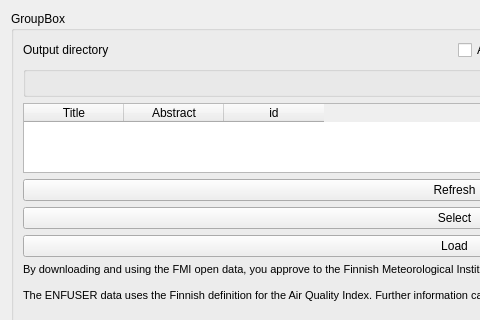
This is FMI2QGIS/resources/ui/main_dialog.ui in GispoCoding/FMI2QGIS as Qt 5 draws it before an edit; both pictures show x 0 to 480 and y 0 to 320 of the 909 by 433 pixel window. The edited form follows.
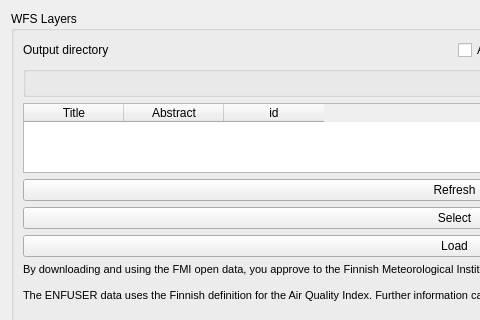
This is the edited form. Custom widgets are drawn as their Qt base class.

Commit message: Add changes according to review

The edit to the form file:
```diff
--- a/FMI2QGIS/resources/ui/main_dialog.ui
+++ b/FMI2QGIS/resources/ui/main_dialog.ui
@@ -17,7 +17,7 @@
    <item>
     <widget class="QGroupBox" name="groupBox">
      <property name="title">
-      <string>GroupBox</string>
+      <string>WFS Layers</string>
      </property>
      <layout class="QVBoxLayout" name="verticalLayout_5">
       <item>
```
The commit also changes 1 other file.
